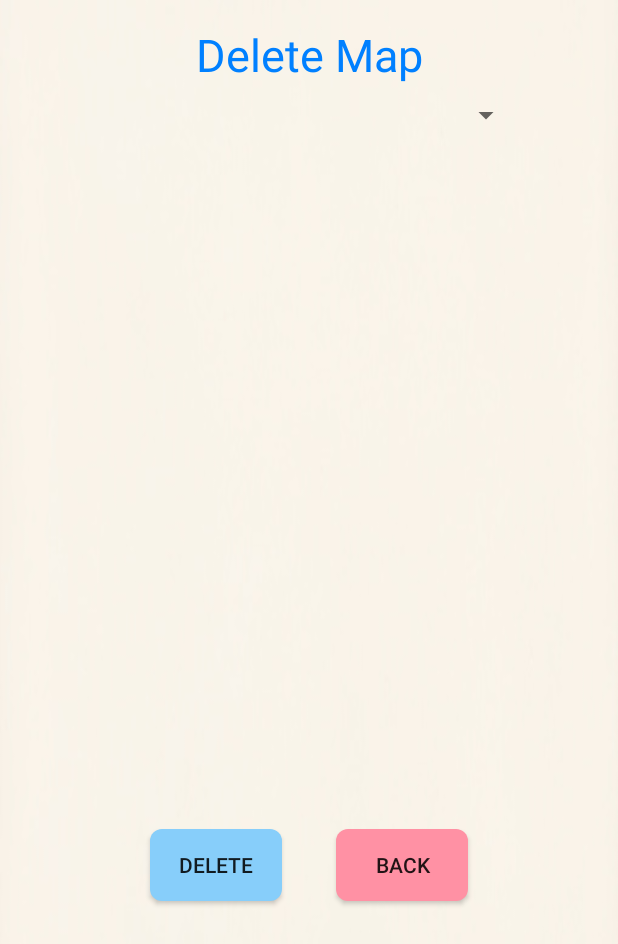
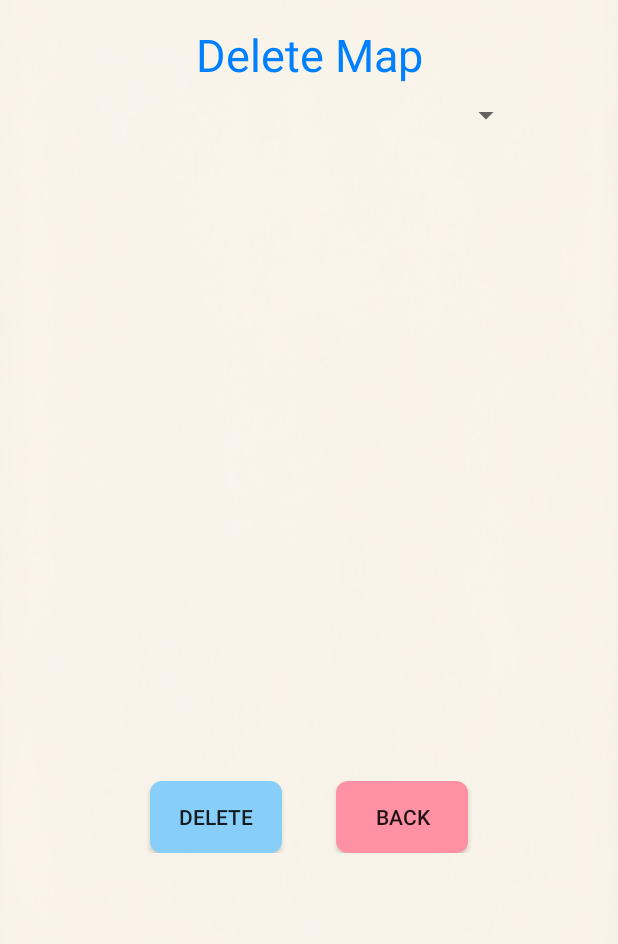
Before and after one commit to jiefong/mobile_assignment, an Android app: the DeleteMap screen opened directly, with no data from a screen before it, on a phone screen of 412 x 824 dp. Shown: the top 944 px of the screen. Run offline under Robolectric (Android 15) with nearby library versions, the phone set to English and light mode, and no system bars; our stand-ins replace Firebase (no records; nobody signed in at launch, a user with empty details on screens opened directly); pictures from the network do not load.

Commit message:
add map & delete map completed - voon

```diff
--- a/app/src/main/java/com/example/testlibrary/DeleteMap.java
+++ b/app/src/main/java/com/example/testlibrary/DeleteMap.java
@@ -1,6 +1,8 @@
 package com.example.testlibrary;
 
 import android.content.Context;
+import android.content.DialogInterface;
+import android.content.Intent;
 import android.net.Uri;
 import android.os.Bundle;
 import android.view.View;
@@ -8,8 +10,10 @@ import android.widget.AdapterView;
 import android.widget.ArrayAdapter;
 import android.widget.ImageView;
 import android.widget.Spinner;
+import android.widget.Toast;
 
 import androidx.annotation.NonNull;
+import androidx.appcompat.app.AlertDialog;
 import androidx.appcompat.app.AppCompatActivity;
 
 import com.bumptech.glide.Glide;
@@ -26,12 +30,14 @@ import java.util.ArrayList;
 
 public class DeleteMap extends AppCompatActivity {
 
-    private DatabaseReference databaseReference;
+    private DatabaseReference databaseReference, locationRef, connectionRef;
     private StorageReference storageReference;
     private ImageView imageView;
     private Spinner spinner;
+    private ArrayList<LocationInfo> locationList;
+    private ArrayList<Connection> connectionList;
     private ArrayList<MapObject> mapList;
-    private ArrayList<String> keyList;
+    private ArrayList<String> keyList, locationKeyList;
     private String theKey, theUri;
     private String[] mapArray;
 
@@ -44,8 +50,13 @@ public class DeleteMap extends AppCompatActivity {
         imageView = findViewById(R.id.imageViewSelected);
         spinner = findViewById(R.id.spinner);
 
+        locationRef = FirebaseDatabase.getInstance().getReference().child("LocationList");
+        connectionRef = FirebaseDatabase.getInstance().getReference().child("Connection");
         databaseReference = FirebaseDatabase.getInstance().getReference().child("mapObject");
         storageReference = FirebaseStorage.getInstance().getReference().child("map");
+        locationList = new ArrayList<>();
+        connectionList = new ArrayList<>();
+        locationKeyList = new ArrayList<>();
         keyList = new ArrayList<>();
         mapList = new ArrayList<>();
 
@@ -64,7 +75,49 @@ public class DeleteMap extends AppCompatActivity {
                 for(int i = 0 ; i < mapList.size(); i++){
                     mapArray[i] = mapList.get(i).getName();
                 }
-                setAdapter();
+
+                locationRef.addValueEventListener(new ValueEventListener() {
+                    @Override
+                    public void onDataChange(DataSnapshot dataSnapshot) {
+                        // This method is called once with the initial value and again
+                        // whenever data at this location is updated.
+                        locationList.clear();
+                        locationKeyList.clear();
+                        for (DataSnapshot userSnapShot : dataSnapshot.getChildren()) {
+                            LocationInfo u = userSnapShot.getValue(LocationInfo.class);
+                            locationList.add(u);
+                            locationKeyList.add(userSnapShot.getKey());
+                            //Create item based on the location list
+                        }
+
+                        connectionRef.addValueEventListener(new ValueEventListener() {
+                            @Override
+                            public void onDataChange(DataSnapshot dataSnapshot) {
+                                // This method is called once with the initial value and again
+                                // whenever data at this location is updated.
+                                connectionList.clear();
+                                for (DataSnapshot userSnapShot : dataSnapshot.getChildren()) {
+                                    Connection u = userSnapShot.getValue(Connection.class);
+                                    connectionList.add(u);
+                                    //Create item based on the location list
+                                }
+                                setAdapter();
+                            }
+
+                            @Override
+                            public void onCancelled(DatabaseError error) {
+                                // Failed to read value
+                            }
+                        });
+
+                    }
+
+                    @Override
+                    public void onCancelled(DatabaseError error) {
+                        // Failed to read value
+                    }
+                });
+
             }
 
             @Override
@@ -118,7 +171,41 @@ public class DeleteMap extends AppCompatActivity {
     }
 
     public void deleteMap(View view){
+        AlertDialog.Builder alertDialogBuilder = new AlertDialog.Builder(this);
+        alertDialogBuilder.setMessage("Are you sure you want to delete this map?");
+        alertDialogBuilder.setPositiveButton("Yes",
+                new DialogInterface.OnClickListener() {
+                    @Override
+                    public void onClick(DialogInterface arg0, int arg1) {
+                        confirmDeleteMap();
+                    }
+                });
+
+        alertDialogBuilder.setNegativeButton("No",
+                new DialogInterface.OnClickListener() {
+                    @Override
+                    public void onClick(DialogInterface arg0, int arg1) {
+
+                    }
+                });
+
+        AlertDialog alertDialog = alertDialogBuilder.create();
+        alertDialog.show();
+    }
+
+    public void confirmDeleteMap(){
         storageReference.child(theKey).delete();
+        Toast.makeText(getApplicationContext(),"Map is deleted!", Toast.LENGTH_SHORT);
         databaseReference.child(theKey).removeValue();
+        for(int i = 0; i < locationList.size(); i++){
+            if(locationList.get(i).getMapName().equals(theKey)){
+                locationRef.child(locationKeyList.get(i)).removeValue();
+                for(Connection c : connectionList){
+                    if(c.getLocationKey_1().equals(locationKeyList.get(i)) || c.getLocationKey_2().equals(locationKeyList.get(i))){
+                        connectionRef.child(c.getName()).removeValue();
+                    }
+                }
+            }
+        }
     }
 }
--- a/app/src/main/res/layout/activity_delete_map.xml
+++ b/app/src/main/res/layout/activity_delete_map.xml
@@ -6,6 +6,18 @@
     android:layout_height="match_parent"
     android:background="@drawable/bg_main4"
     tools:context=".DeleteMap">
+
+    <ScrollView
+        android:layout_width="match_parent"
+        android:layout_height="wrap_content">
+
+        <androidx.constraintlayout.widget.ConstraintLayout
+            android:layout_width="match_parent"
+            android:layout_height="wrap_content"
+            android:background="@drawable/bg_main4"
+            android:paddingBottom="64dp">
+
+
 
     <TextView
         android:id="@+id/titleDeleteMap"
@@ -36,8 +48,8 @@
         android:id="@+id/frameLayout"
         android:layout_width="0dp"
         android:layout_height="400dp"
-        android:layout_marginTop="32dp"
-        android:layout_marginBottom="32dp"
+        android:layout_marginTop="16dp"
+        android:layout_marginBottom="16dp"
         app:layout_constraintEnd_toEndOf="parent"
         app:layout_constraintStart_toStartOf="parent"
         app:layout_constraintTop_toBottomOf="@+id/spinner">
@@ -60,7 +72,7 @@
         android:layout_width="wrap_content"
         android:layout_height="wrap_content"
         android:layout_marginStart="64dp"
-        android:layout_marginTop="32dp"
+        android:layout_marginTop="16dp"
         android:onClick="deleteMap"
         android:text="Delete"
         android:background="@drawable/button_blue"
@@ -72,7 +84,7 @@
         android:id="@+id/btnBackToManage2"
         android:layout_width="wrap_content"
         android:layout_height="wrap_content"
-        android:layout_marginTop="32dp"
+        android:layout_marginTop="16dp"
         android:layout_marginEnd="64dp"
         android:onClick="goBackManage"
         android:text="Back"
@@ -80,4 +92,8 @@
         app:layout_constraintEnd_toEndOf="parent"
         app:layout_constraintStart_toEndOf="@+id/btnDeleteMap"
         app:layout_constraintTop_toBottomOf="@+id/frameLayout" />
+
+        </androidx.constraintlayout.widget.ConstraintLayout>
+
+    </ScrollView>
 </androidx.constraintlayout.widget.ConstraintLayout>
```
Also changed, not shown: app/src/main/java/com/example/testlibrary/AddMap.java (+27 -2 lines), app/src/main/java/com/example/testlibrary/GenerateQRCode.java (+4 -7 lines).
